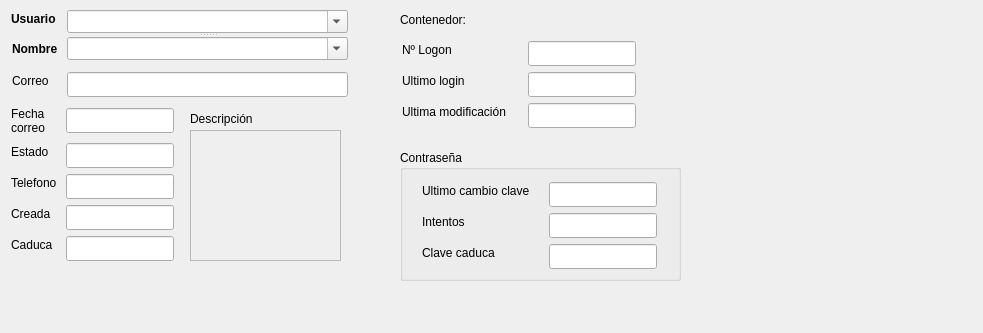
grxdipgra/GrxMenu, file usuarios/form_usuarios.ui: the form before one commit.
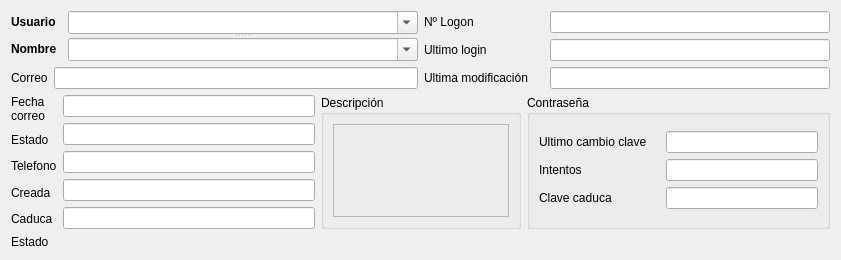
The form after the commit.

Commit message: Añadido usuarios. Añadido configuracion ldap

```diff
--- a/usuarios/form_usuarios.ui
+++ b/usuarios/form_usuarios.ui
@@ -6,34 +6,44 @@
    <rect>
     <x>0</x>
     <y>0</y>
-    <width>983</width>
-    <height>333</height>
+    <width>841</width>
+    <height>250</height>
    </rect>
   </property>
   <property name="windowTitle">
    <string>Usuarios de Active Directory</string>
   </property>
+  <layout class="QGridLayout" name="gridLayout_3">
+   <item row="0" column="0">
+    <layout class="QVBoxLayout" name="verticalLayout_9">
+     <item>
+      <layout class="QHBoxLayout" name="horizontalLayout_6">
+       <item>
+        <layout class="QVBoxLayout" name="verticalLayout_8">
+         <item>
+          <layout class="QHBoxLayout" name="horizontalLayout_2">
+           <item>
+            <layout class="QVBoxLayout" name="verticalLayout_3">
+             <item>
   <widget class="QLabel" name="label">
-   <property name="geometry">
-    <rect>
-     <x>11</x>
-     <y>11</y>
-     <width>47</width>
-     <height>17</height>
-    </rect>
+               <property name="maximumSize">
+                <size>
+                 <width>55</width>
+                 <height>20</height>
+                </size>
    </property>
    <property name="text">
     <string>&lt;html&gt;&lt;head/&gt;&lt;body&gt;&lt;p&gt;&lt;span style=&quot; font-weight:600;&quot;&gt;Usuario&lt;/span&gt;&lt;/p&gt;&lt;/body&gt;&lt;/html&gt;</string>
    </property>
   </widget>
+             </item>
+             <item>
   <widget class="QLabel" name="label_2">
-   <property name="geometry">
-    <rect>
-     <x>12</x>
-     <y>41</y>
-     <width>49</width>
-     <height>17</height>
-    </rect>
+               <property name="maximumSize">
+                <size>
+                 <width>55</width>
+                 <height>20</height>
+                </size>
    </property>
    <property name="text">
     <string>&lt;!DOCTYPE HTML PUBLIC &quot;-//W3C//DTD HTML 4.0//EN&quot; &quot;http://www.w3.org/TR/REC-html40/strict.dtd&quot;&gt;
@@ -43,28 +53,57 @@
 &lt;p style=&quot; margin-top:0px; margin-bottom:0px; margin-left:0px; margin-right:0px; -qt-block-indent:0; text-indent:0px;&quot;&gt;&lt;span style=&quot; font-weight:600;&quot;&gt;Nombre&lt;/span&gt;&lt;/p&gt;&lt;/body&gt;&lt;/html&gt;</string>
    </property>
   </widget>
+             </item>
+            </layout>
+           </item>
+           <item>
+            <widget class="QSplitter" name="splitter">
+             <property name="orientation">
+              <enum>Qt::Vertical</enum>
+             </property>
+             <widget class="QComboBox" name="comboBox_usuarios">
+              <property name="minimumSize">
+               <size>
+                <width>350</width>
+                <height>0</height>
+               </size>
+              </property>
+              <property name="editable">
+               <bool>true</bool>
+              </property>
+              <property name="currentText">
+               <string/>
+              </property>
+              <property name="insertPolicy">
+               <enum>QComboBox::NoInsert</enum>
+              </property>
+             </widget>
+             <widget class="QComboBox" name="comboBox_nombres">
+              <property name="editable">
+               <bool>true</bool>
+              </property>
+              <property name="currentText">
+               <string/>
+              </property>
+              <property name="insertPolicy">
+               <enum>QComboBox::NoInsert</enum>
+              </property>
+             </widget>
+            </widget>
+           </item>
+          </layout>
+         </item>
+         <item>
+          <layout class="QHBoxLayout" name="horizontalLayout_5">
+           <item>
   <widget class="QLabel" name="label_3">
-   <property name="geometry">
-    <rect>
-     <x>12</x>
-     <y>72</y>
-     <width>39</width>
-     <height>17</height>
-    </rect>
-   </property>
    <property name="text">
     <string>Correo</string>
    </property>
   </widget>
+           </item>
+           <item>
   <widget class="QLineEdit" name="text_correo">
-   <property name="geometry">
-    <rect>
-     <x>67</x>
-     <y>72</y>
-     <width>281</width>
-     <height>25</height>
-    </rect>
-   </property>
    <property name="minimumSize">
     <size>
      <width>281</width>
@@ -72,268 +111,17 @@
     </size>
    </property>
   </widget>
-  <widget class="QLineEdit" name="text_estado">
-   <property name="geometry">
-    <rect>
-     <x>66</x>
-     <y>143</y>
-     <width>108</width>
-     <height>25</height>
-    </rect>
-   </property>
-   <property name="whatsThis">
-    <string>&lt;html&gt;&lt;head/&gt;&lt;body&gt;&lt;p&gt;&lt;br/&gt;&lt;/p&gt;&lt;/body&gt;&lt;/html&gt;</string>
-   </property>
-  </widget>
-  <widget class="QLabel" name="label_4">
-   <property name="geometry">
-    <rect>
-     <x>11</x>
-     <y>205</y>
-     <width>40</width>
-     <height>17</height>
-    </rect>
-   </property>
-   <property name="text">
-    <string>Creada</string>
-   </property>
-  </widget>
-  <widget class="QLineEdit" name="text_creada">
-   <property name="geometry">
-    <rect>
-     <x>66</x>
-     <y>205</y>
-     <width>108</width>
-     <height>25</height>
-    </rect>
-   </property>
-  </widget>
-  <widget class="QLabel" name="label_5">
-   <property name="geometry">
-    <rect>
-     <x>11</x>
-     <y>174</y>
-     <width>51</width>
-     <height>17</height>
-    </rect>
-   </property>
-   <property name="text">
-    <string>Telefono</string>
-   </property>
-  </widget>
-  <widget class="QLabel" name="label_6">
-   <property name="geometry">
-    <rect>
-     <x>11</x>
-     <y>143</y>
-     <width>39</width>
-     <height>17</height>
-    </rect>
-   </property>
-   <property name="text">
-    <string>Estado</string>
-   </property>
-  </widget>
-  <widget class="QLineEdit" name="text_telefono">
-   <property name="geometry">
-    <rect>
-     <x>66</x>
-     <y>174</y>
-     <width>108</width>
-     <height>25</height>
-    </rect>
-   </property>
-  </widget>
-  <widget class="QLabel" name="label_13">
-   <property name="geometry">
-    <rect>
-     <x>11</x>
-     <y>236</y>
-     <width>42</width>
-     <height>17</height>
-    </rect>
-   </property>
-   <property name="text">
-    <string>Caduca</string>
-   </property>
-  </widget>
-  <widget class="QLineEdit" name="text_cuenta_caduca">
-   <property name="geometry">
-    <rect>
-     <x>66</x>
-     <y>236</y>
-     <width>108</width>
-     <height>25</height>
-    </rect>
-   </property>
-  </widget>
-  <widget class="QLabel" name="label_14">
-   <property name="geometry">
-    <rect>
-     <x>11</x>
-     <y>104</y>
-     <width>37</width>
-     <height>33</height>
-    </rect>
-   </property>
-   <property name="text">
-    <string>Fecha 
-correo</string>
-   </property>
-  </widget>
-  <widget class="QLineEdit" name="text_fecha_correo">
-   <property name="geometry">
-    <rect>
-     <x>66</x>
-     <y>108</y>
-     <width>108</width>
-     <height>25</height>
-    </rect>
-   </property>
-  </widget>
-  <widget class="QGroupBox" name="groupBox">
-   <property name="geometry">
-    <rect>
-     <x>400</x>
-     <y>150</y>
-     <width>281</width>
-     <height>131</height>
-    </rect>
-   </property>
-   <property name="font">
-    <font>
-     <pointsize>9</pointsize>
-     <weight>50</weight>
-     <bold>false</bold>
-     <underline>false</underline>
-     <strikeout>false</strikeout>
-    </font>
-   </property>
-   <property name="title">
-    <string>Contraseña</string>
-   </property>
-   <property name="flat">
-    <bool>false</bool>
-   </property>
-   <property name="checkable">
-    <bool>false</bool>
-   </property>
-   <widget class="QLabel" name="label_7">
-    <property name="geometry">
-     <rect>
-      <x>22</x>
-      <y>94</y>
-      <width>100</width>
-      <height>17</height>
-     </rect>
-    </property>
-    <property name="minimumSize">
-     <size>
-      <width>100</width>
-      <height>0</height>
-     </size>
-    </property>
-    <property name="text">
-     <string>Clave caduca</string>
-    </property>
-   </widget>
-   <widget class="QLineEdit" name="text_cambio_clave">
-    <property name="geometry">
-     <rect>
-      <x>149</x>
-      <y>32</y>
-      <width>108</width>
-      <height>25</height>
-     </rect>
-    </property>
-    <property name="styleSheet">
-     <string notr="true"/>
-    </property>
-    <property name="text">
-     <string/>
-    </property>
-   </widget>
-   <widget class="QLineEdit" name="text_clave_caduca">
-    <property name="geometry">
-     <rect>
-      <x>149</x>
-      <y>94</y>
-      <width>108</width>
-      <height>25</height>
-     </rect>
-    </property>
-   </widget>
-   <widget class="QLabel" name="label_11">
-    <property name="geometry">
-     <rect>
-      <x>22</x>
-      <y>32</y>
-      <width>121</width>
-      <height>17</height>
-     </rect>
-    </property>
-    <property name="minimumSize">
-     <size>
-      <width>121</width>
-      <height>0</height>
-     </size>
-    </property>
-    <property name="text">
-     <string>Ultimo cambio clave</string>
-    </property>
-   </widget>
-   <widget class="QLabel" name="label_10">
-    <property name="geometry">
-     <rect>
-      <x>22</x>
-      <y>63</y>
-      <width>120</width>
-      <height>17</height>
-     </rect>
-    </property>
-    <property name="minimumSize">
-     <size>
-      <width>120</width>
-      <height>0</height>
-     </size>
-    </property>
-    <property name="text">
-     <string>Intentos</string>
-    </property>
-   </widget>
-   <widget class="QLineEdit" name="text_intentos">
-    <property name="geometry">
-     <rect>
-      <x>149</x>
-      <y>63</y>
-      <width>108</width>
-      <height>25</height>
-     </rect>
-    </property>
-   </widget>
-  </widget>
-  <widget class="QLineEdit" name="text_logon">
-   <property name="geometry">
-    <rect>
-     <x>528</x>
-     <y>41</y>
-     <width>108</width>
-     <height>25</height>
-    </rect>
-   </property>
-   <property name="whatsThis">
-    <string>&lt;html&gt;&lt;head/&gt;&lt;body&gt;&lt;p&gt;&lt;br/&gt;&lt;/p&gt;&lt;/body&gt;&lt;/html&gt;</string>
-   </property>
-  </widget>
+           </item>
+          </layout>
+         </item>
+        </layout>
+       </item>
+       <item>
+        <layout class="QHBoxLayout" name="horizontalLayout_3">
+         <item>
+          <layout class="QVBoxLayout" name="verticalLayout_4">
+           <item>
   <widget class="QLabel" name="label_12">
-   <property name="geometry">
-    <rect>
-     <x>402</x>
-     <y>41</y>
-     <width>91</width>
-     <height>17</height>
-    </rect>
-   </property>
    <property name="minimumSize">
     <size>
      <width>91</width>
@@ -344,28 +132,9 @@
     <string>Nº Logon</string>
    </property>
   </widget>
-  <widget class="QLineEdit" name="text_ulti_login">
-   <property name="geometry">
-    <rect>
-     <x>528</x>
-     <y>72</y>
-     <width>108</width>
-     <height>25</height>
-    </rect>
-   </property>
-   <property name="whatsThis">
-    <string>&lt;html&gt;&lt;head/&gt;&lt;body&gt;&lt;p&gt;&lt;br/&gt;&lt;/p&gt;&lt;/body&gt;&lt;/html&gt;</string>
-   </property>
-  </widget>
+           </item>
+           <item>
   <widget class="QLabel" name="label_9">
-   <property name="geometry">
-    <rect>
-     <x>402</x>
-     <y>72</y>
-     <width>81</width>
-     <height>17</height>
-    </rect>
-   </property>
    <property name="minimumSize">
     <size>
      <width>81</width>
@@ -376,25 +145,9 @@
     <string>Ultimo login</string>
    </property>
   </widget>
-  <widget class="QLineEdit" name="text_modif_cuenta">
-   <property name="geometry">
-    <rect>
-     <x>528</x>
-     <y>103</y>
-     <width>108</width>
-     <height>25</height>
-    </rect>
-   </property>
-  </widget>
+           </item>
+           <item>
   <widget class="QLabel" name="label_8">
-   <property name="geometry">
-    <rect>
-     <x>402</x>
-     <y>103</y>
-     <width>120</width>
-     <height>17</height>
-    </rect>
-   </property>
    <property name="minimumSize">
     <size>
      <width>120</width>
@@ -405,34 +158,117 @@
     <string>Ultima modificación</string>
    </property>
   </widget>
-  <widget class="QLabel" name="label_15">
-   <property name="geometry">
-    <rect>
-     <x>190</x>
-     <y>110</y>
-     <width>100</width>
-     <height>17</height>
-    </rect>
-   </property>
+           </item>
+          </layout>
+         </item>
+         <item>
+          <layout class="QVBoxLayout" name="verticalLayout_5">
+           <item>
+            <widget class="QLineEdit" name="text_logon">
+             <property name="whatsThis">
+              <string>&lt;html&gt;&lt;head/&gt;&lt;body&gt;&lt;p&gt;&lt;br/&gt;&lt;/p&gt;&lt;/body&gt;&lt;/html&gt;</string>
+             </property>
+            </widget>
+           </item>
+           <item>
+            <widget class="QLineEdit" name="text_ulti_login">
+             <property name="whatsThis">
+              <string>&lt;html&gt;&lt;head/&gt;&lt;body&gt;&lt;p&gt;&lt;br/&gt;&lt;/p&gt;&lt;/body&gt;&lt;/html&gt;</string>
+             </property>
+            </widget>
+           </item>
+           <item>
+            <widget class="QLineEdit" name="text_modif_cuenta"/>
+           </item>
+          </layout>
+         </item>
+        </layout>
+       </item>
+      </layout>
+     </item>
+     <item>
+      <layout class="QHBoxLayout" name="horizontalLayout_7">
+       <item>
+        <layout class="QHBoxLayout" name="horizontalLayout">
+         <item>
+          <layout class="QVBoxLayout" name="verticalLayout">
+           <item>
+            <widget class="QLabel" name="label_14">
+             <property name="text">
+              <string>Fecha 
+correo</string>
+             </property>
+            </widget>
+           </item>
+           <item>
+            <widget class="QLabel" name="label_6">
+             <property name="text">
+              <string>Estado</string>
+             </property>
+            </widget>
+           </item>
+           <item>
+            <widget class="QLabel" name="label_5">
+             <property name="text">
+              <string>Telefono</string>
+             </property>
+            </widget>
+           </item>
+           <item>
+            <widget class="QLabel" name="label_4">
+             <property name="text">
+              <string>Creada</string>
+             </property>
+            </widget>
+           </item>
+           <item>
+            <widget class="QLabel" name="label_13">
+             <property name="text">
+              <string>Caduca</string>
+             </property>
+            </widget>
+           </item>
+          </layout>
+         </item>
+         <item>
+          <layout class="QVBoxLayout" name="verticalLayout_2">
+           <item>
+            <widget class="QLineEdit" name="text_fecha_correo"/>
+           </item>
+           <item>
+            <widget class="QLineEdit" name="text_estado">
+             <property name="whatsThis">
+              <string>&lt;html&gt;&lt;head/&gt;&lt;body&gt;&lt;p&gt;&lt;br/&gt;&lt;/p&gt;&lt;/body&gt;&lt;/html&gt;</string>
+             </property>
+            </widget>
+           </item>
+           <item>
+            <widget class="QLineEdit" name="text_telefono"/>
+           </item>
+           <item>
+            <widget class="QLineEdit" name="text_creada"/>
+           </item>
+           <item>
+            <widget class="QLineEdit" name="text_cuenta_caduca"/>
+           </item>
+          </layout>
+         </item>
+        </layout>
+       </item>
+       <item>
+        <widget class="QGroupBox" name="groupBox_descripcion">
    <property name="minimumSize">
     <size>
-     <width>100</width>
+           <width>200</width>
      <height>0</height>
     </size>
    </property>
-   <property name="text">
+         <property name="title">
     <string>Descripción</string>
    </property>
-  </widget>
+         <layout class="QGridLayout" name="gridLayout_2">
+          <item row="0" column="0">
   <widget class="QLabel" name="label_descripcion">
-   <property name="geometry">
-    <rect>
-     <x>190</x>
-     <y>130</y>
-     <width>151</width>
-     <height>131</height>
-    </rect>
-   </property>
    <property name="inputMethodHints">
     <set>Qt::ImhMultiLine</set>
    </property>
@@ -461,80 +297,113 @@
     <bool>true</bool>
    </property>
   </widget>
-  <widget class="QLabel" name="label_16">
-   <property name="geometry">
-    <rect>
-     <x>400</x>
-     <y>10</y>
-     <width>341</width>
-     <height>20</height>
-    </rect>
-   </property>
+          </item>
+         </layout>
+        </widget>
+       </item>
+       <item>
+        <widget class="QGroupBox" name="groupBox">
+         <property name="font">
+          <font>
+           <pointsize>9</pointsize>
+           <weight>50</weight>
+           <bold>false</bold>
+           <underline>false</underline>
+           <strikeout>false</strikeout>
+          </font>
+         </property>
+         <property name="title">
+          <string>Contraseña</string>
+         </property>
+         <property name="flat">
+          <bool>false</bool>
+         </property>
+         <property name="checkable">
+          <bool>false</bool>
+         </property>
+         <layout class="QGridLayout" name="gridLayout">
+          <item row="0" column="0">
+           <layout class="QHBoxLayout" name="horizontalLayout_4">
+            <item>
+             <layout class="QVBoxLayout" name="verticalLayout_6">
+              <item>
+               <widget class="QLabel" name="label_11">
+                <property name="minimumSize">
+                 <size>
+                  <width>121</width>
+                  <height>0</height>
+                 </size>
+                </property>
    <property name="text">
-    <string>Contenedor: </string>
-   </property>
-  </widget>
-  <widget class="QSplitter" name="splitter">
-   <property name="geometry">
-    <rect>
-     <x>67</x>
-     <y>10</y>
-     <width>281</width>
-     <height>50</height>
-    </rect>
-   </property>
-   <property name="orientation">
-    <enum>Qt::Vertical</enum>
-   </property>
-   <widget class="QComboBox" name="comboBox_usuarios">
-    <property name="editable">
-     <bool>true</bool>
-    </property>
-    <property name="currentText">
-     <string/>
-    </property>
-    <property name="insertPolicy">
-     <enum>QComboBox::NoInsert</enum>
-    </property>
-   </widget>
-   <widget class="QComboBox" name="comboBox_nombres">
-    <property name="editable">
-     <bool>true</bool>
-    </property>
-    <property name="currentText">
+                 <string>Ultimo cambio clave</string>
+                </property>
+               </widget>
+              </item>
+              <item>
+               <widget class="QLabel" name="label_10">
+                <property name="minimumSize">
+                 <size>
+                  <width>120</width>
+                  <height>0</height>
+                 </size>
+                </property>
+                <property name="text">
+                 <string>Intentos</string>
+                </property>
+               </widget>
+              </item>
+              <item>
+               <widget class="QLabel" name="label_7">
+                <property name="minimumSize">
+                 <size>
+                  <width>100</width>
+                  <height>0</height>
+                 </size>
+                </property>
+                <property name="text">
+                 <string>Clave caduca</string>
+                </property>
+               </widget>
+              </item>
+             </layout>
+            </item>
+            <item>
+             <layout class="QVBoxLayout" name="verticalLayout_7">
+              <item>
+               <widget class="QLineEdit" name="text_cambio_clave">
+                <property name="styleSheet">
+                 <string notr="true"/>
+                </property>
+                <property name="text">
      <string/>
     </property>
-    <property name="insertPolicy">
-     <enum>QComboBox::NoInsert</enum>
-    </property>
-   </widget>
-  </widget>
-  <zorder>label_descripcion</zorder>
-  <zorder>label_15</zorder>
-  <zorder>label</zorder>
-  <zorder>label_2</zorder>
-  <zorder>label_3</zorder>
-  <zorder>text_correo</zorder>
-  <zorder>text_estado</zorder>
-  <zorder>label_4</zorder>
-  <zorder>text_creada</zorder>
-  <zorder>label_5</zorder>
-  <zorder>label_6</zorder>
-  <zorder>text_telefono</zorder>
-  <zorder>label_13</zorder>
-  <zorder>text_cuenta_caduca</zorder>
-  <zorder>label_14</zorder>
-  <zorder>text_fecha_correo</zorder>
-  <zorder>groupBox</zorder>
-  <zorder>text_logon</zorder>
-  <zorder>label_12</zorder>
-  <zorder>text_ulti_login</zorder>
-  <zorder>label_9</zorder>
-  <zorder>text_modif_cuenta</zorder>
-  <zorder>label_8</zorder>
-  <zorder>comboBox_usuarios</zorder>
-  <zorder>label_16</zorder>
-  <zorder>comboBox_nombres</zorder>
+               </widget>
+              </item>
+              <item>
+               <widget class="QLineEdit" name="text_intentos"/>
+              </item>
+              <item>
+               <widget class="QLineEdit" name="text_clave_caduca"/>
+              </item>
+             </layout>
+            </item>
+           </layout>
+          </item>
+         </layout>
+        </widget>
+       </item>
+      </layout>
+     </item>
+    </layout>
+   </item>
+   <item row="1" column="0">
+    <widget class="QLabel" name="label_15">
+     <property name="text">
+      <string>Estado</string>
+     </property>
+    </widget>
+   </item>
+  </layout>
  </widget>
  <resources/>
  <connections/>
```
Lines whose indentation alone changed are shown as unchanged. The commit also changes 10 other files.
